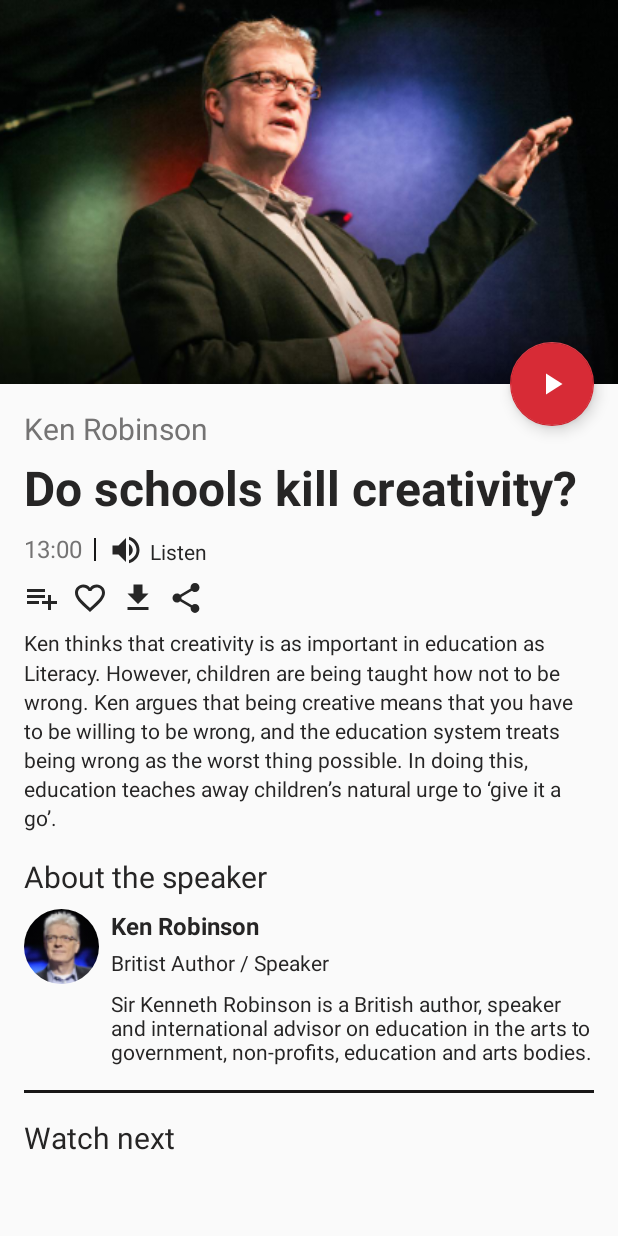
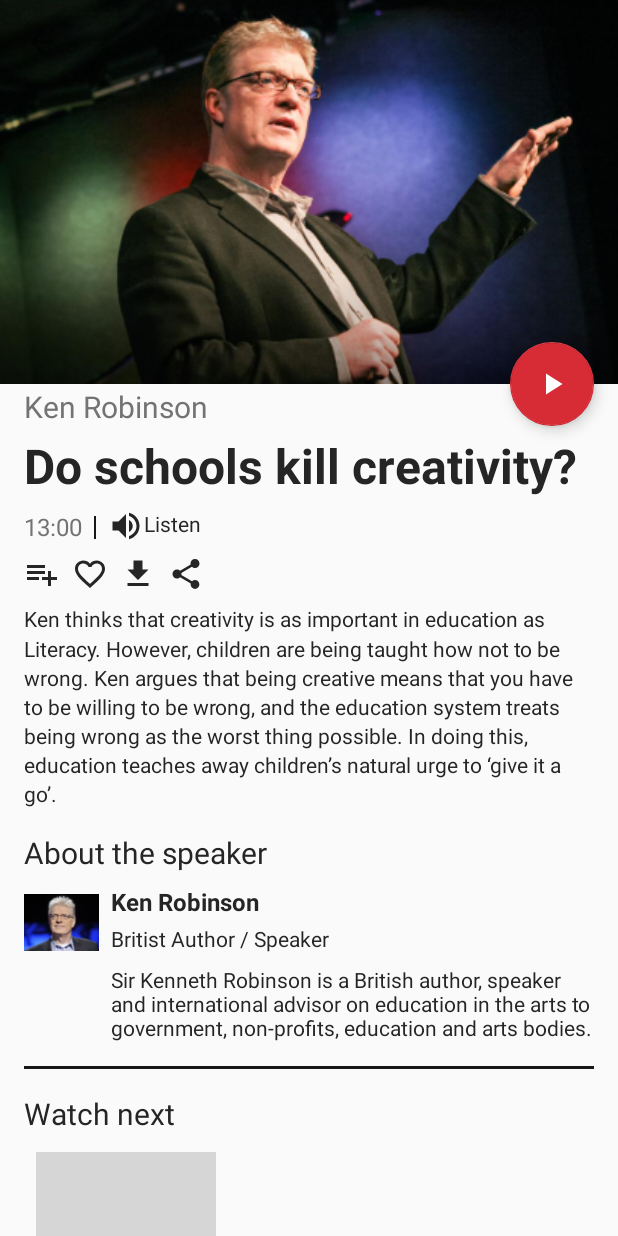
Before and after one commit to zawzaww/padc-assignments, an Android app: the TalkDetailsActivity screen opened directly, with no data from a screen before it, on a phone screen of 412 x 824 dp. Run offline under Robolectric (Android 15) with nearby library versions, the phone set to English and light mode, and no system bars; grey boxes are pictures that could not be loaded.

Commit message:
TED-Talks Assignment: add recycler view for watch next items

```diff
--- a/TED-Talks/app/build.gradle
+++ b/TED-Talks/app/build.gradle
@@ -23,7 +23,6 @@
     implementation 'com.android.support:appcompat-v7:27.0.2'
     implementation 'com.android.support.constraint:constraint-layout:1.0.2'
     implementation 'com.android.support:design:27.0.2'
-    implementation 'de.hdodenhof:circleimageview:2.2.0'
     testImplementation 'junit:junit:4.12'
     androidTestImplementation 'com.android.support.test:runner:1.0.1'
     androidTestImplementation 'com.android.support.test.espresso:espresso-core:3.0.2'
--- a/TED-Talks/app/src/main/java/com/zawzaw/tedtalksassignment/activities/TalkDetailsActivity.java
+++ b/TED-Talks/app/src/main/java/com/zawzaw/tedtalksassignment/activities/TalkDetailsActivity.java
@@ -1,7 +1,12 @@
 package com.zawzaw.tedtalksassignment.activities;
 
 import android.os.Bundle;
+import android.support.v7.widget.LinearLayoutManager;
+import android.support.v7.widget.RecyclerView;
+import android.support.v7.widget.Toolbar;
+
 import com.zawzaw.tedtalksassignment.R;
+import com.zawzaw.tedtalksassignment.adapters.WatchAdapter;
 
 public class TalkDetailsActivity extends BaseActivity {
 
@@ -9,6 +14,20 @@
     protected void onCreate(Bundle savedInstanceState) {
         super.onCreate(savedInstanceState);
         setContentView(R.layout.activity_talk_details);
+        Toolbar toolbar = findViewById(R.id.toolbar);
+        setSupportActionBar(toolbar);
+        if (getSupportActionBar() != null)
+        {
+            getSupportActionBar().setDisplayHomeAsUpEnabled(true);
+        }
+        getSupportActionBar().setDisplayShowTitleEnabled(false);
+        getSupportActionBar().setDisplayShowHomeEnabled(false);
+
+        RecyclerView rvWatchNext = findViewById(R.id.rv_watch_next);
+        WatchAdapter watchAdapter = new WatchAdapter();
+        rvWatchNext.setAdapter(watchAdapter);
+
+        rvWatchNext.setLayoutManager(new LinearLayoutManager(getApplicationContext(), LinearLayoutManager.VERTICAL, false));
 
     }
 }
--- /dev/null
+++ b/TED-Talks/app/src/main/java/com/zawzaw/tedtalksassignment/adapters/WatchAdapter.java
@@ -0,0 +1,32 @@
+package com.zawzaw.tedtalksassignment.adapters;
+
+import android.support.v7.widget.RecyclerView;
+import android.view.LayoutInflater;
+import android.view.View;
+import android.view.ViewGroup;
+
+import com.zawzaw.tedtalksassignment.R;
+import com.zawzaw.tedtalksassignment.viewholders.WatchViewHolder;
+
+public class WatchAdapter extends RecyclerView.Adapter {
+
+    @Override
+    public RecyclerView.ViewHolder onCreateViewHolder(ViewGroup parent, int viewType) {
+
+        LayoutInflater layoutInflater = LayoutInflater.from(parent.getContext());
+        View view = layoutInflater.inflate(R.layout.view_holder_itemwatch, parent, false);
+
+        return new WatchViewHolder(view);
+    }
+
+    @Override
+    public void onBindViewHolder(RecyclerView.ViewHolder holder, int position) {
+
+    }
+
+    @Override
+    public int getItemCount() {
+        return 3;
+    }
+
+}
--- a/TED-Talks/app/src/main/java/com/zawzaw/tedtalksassignment/viewholders/TalksViewHolder.java
+++ b/TED-Talks/app/src/main/java/com/zawzaw/tedtalksassignment/viewholders/TalksViewHolder.java
@@ -16,7 +16,6 @@
             @Override
             public void onClick(View v) {
                 mTalksDelegate.onTapTalks();
-
             }
         });
     }
--- /dev/null
+++ b/TED-Talks/app/src/main/java/com/zawzaw/tedtalksassignment/viewholders/WatchViewHolder.java
@@ -0,0 +1,12 @@
+package com.zawzaw.tedtalksassignment.viewholders;
+
+import android.support.v7.widget.RecyclerView;
+import android.view.View;
+
+public class WatchViewHolder extends RecyclerView.ViewHolder {
+
+    public WatchViewHolder(View itemView) {
+        super(itemView);
+    }
+
+}
--- a/TED-Talks/app/src/main/res/drawable/ic_share_black.xml
+++ b/TED-Talks/app/src/main/res/drawable/ic_share_black.xml
@@ -1,5 +1,10 @@
-<vector android:height="24dp" android:tint="#262626"
-    android:viewportHeight="24.0" android:viewportWidth="24.0"
-    android:width="24dp" xmlns:android="http://schemas.android.com/apk/res/android">
-    <path android:fillColor="#FF000000" android:pathData="M18,16.08c-0.76,0 -1.44,0.3 -1.96,0.77L8.91,12.7c0.05,-0.23 0.09,-0.46 0.09,-0.7s-0.04,-0.47 -0.09,-0.7l7.05,-4.11c0.54,0.5 1.25,0.81 2.04,0.81 1.66,0 3,-1.34 3,-3s-1.34,-3 -3,-3 -3,1.34 -3,3c0,0.24 0.04,0.47 0.09,0.7L8.04,9.81C7.5,9.31 6.79,9 6,9c-1.66,0 -3,1.34 -3,3s1.34,3 3,3c0.79,0 1.5,-0.31 2.04,-0.81l7.12,4.16c-0.05,0.21 -0.08,0.43 -0.08,0.65 0,1.61 1.31,2.92 2.92,2.92 1.61,0 2.92,-1.31 2.92,-2.92s-1.31,-2.92 -2.92,-2.92z"/>
+<vector xmlns:android="http://schemas.android.com/apk/res/android"
+    android:width="24dp"
+    android:height="24dp"
+    android:tint="#262626"
+    android:viewportHeight="24.0"
+    android:viewportWidth="24.0">
+    <path
+        android:fillColor="#FF000000"
+        android:pathData="M18,16.08c-0.76,0 -1.44,0.3 -1.96,0.77L8.91,12.7c0.05,-0.23 0.09,-0.46 0.09,-0.7s-0.04,-0.47 -0.09,-0.7l7.05,-4.11c0.54,0.5 1.25,0.81 2.04,0.81 1.66,0 3,-1.34 3,-3s-1.34,-3 -3,-3 -3,1.34 -3,3c0,0.24 0.04,0.47 0.09,0.7L8.04,9.81C7.5,9.31 6.79,9 6,9c-1.66,0 -3,1.34 -3,3s1.34,3 3,3c0.79,0 1.5,-0.31 2.04,-0.81l7.12,4.16c-0.05,0.21 -0.08,0.43 -0.08,0.65 0,1.61 1.31,2.92 2.92,2.92 1.61,0 2.92,-1.31 2.92,-2.92s-1.31,-2.92 -2.92,-2.92z" />
 </vector>
--- a/TED-Talks/app/src/main/res/layout/activity_talk_details.xml
+++ b/TED-Talks/app/src/main/res/layout/activity_talk_details.xml
@@ -94,8 +94,9 @@
                 android:layout_width="wrap_content"
                 android:layout_height="wrap_content"
                 android:layout_below="@+id/tv_title_name"
+                android:layout_toRightOf="@id/v_separator"
                 android:layout_marginTop="@dimen/margin_small"
-                android:layout_toRightOf="@id/v_separator"
+                android:paddingTop="@dimen/padding_one"
                 android:clickable="true"
                 android:orientation="horizontal">
 
@@ -103,17 +104,16 @@
                     android:id="@+id/iv_listen"
                     android:layout_width="wrap_content"
                     android:layout_height="wrap_content"
-                    android:layout_marginTop="@dimen/margin_small"
                     android:src="@drawable/ic_volume_up"
+                    android:paddingTop="@dimen/padding_one"
                     android:tint="@color/secondText" />
 
                 <TextView
                     android:id="@+id/tv_listen"
                     android:layout_width="wrap_content"
                     android:layout_height="wrap_content"
-                    android:layout_marginLeft="@dimen/margin_small"
-                    android:layout_marginTop="@dimen/margin_one"
                     android:text="Listen"
+                    android:paddingTop="@dimen/padding_two"
                     android:textColor="@color/secondText"
                     android:textSize="@dimen/text_regular" />
             </LinearLayout>
@@ -177,8 +177,8 @@
                 android:textColor="@color/secondText"
                 android:textSize="@dimen/text_regular_3x" />
 
-            <de.hdodenhof.circleimageview.CircleImageView
-                android:id="@+id/civ_profile_pic"
+            <ImageView
+                android:id="@+id/iv_profile_pic"
                 android:layout_width="50dp"
                 android:layout_height="50dp"
                 android:layout_alignLeft="@+id/tv_about_speaker"
@@ -190,9 +190,9 @@
                 android:id="@+id/tv_author_name"
                 android:layout_width="wrap_content"
                 android:layout_height="wrap_content"
-                android:layout_alignTop="@+id/civ_profile_pic"
+                android:layout_alignTop="@+id/iv_profile_pic"
                 android:layout_marginLeft="@dimen/margin_medium"
-                android:layout_toRightOf="@+id/civ_profile_pic"
+                android:layout_toRightOf="@+id/iv_profile_pic"
                 android:text="Ken Robinson"
                 android:textColor="@color/secondText"
                 android:textSize="@dimen/text_regular_2x"
@@ -205,7 +205,7 @@
                 android:layout_alignLeft="@id/tv_author_name"
                 android:layout_below="@+id/tv_author_name"
                 android:layout_marginTop="@dimen/margin_small"
-                android:layout_toRightOf="@+id/civ_profile_pic"
+                android:layout_toRightOf="@+id/iv_profile_pic"
                 android:text="Britist Author / Speaker"
                 android:textColor="@color/secondText"
                 android:textSize="@dimen/text_regular" />
@@ -227,8 +227,7 @@
                 android:layout_height="@dimen/divider_height"
                 android:layout_below="@+id/tv_author_description"
                 android:layout_marginTop="@dimen/margin_medium_2"
-                android:background="@color/dividers"
-                />
+                android:background="@color/dividers" />
 
             <TextView
                 android:id="@+id/tv_watch_next"
--- /dev/null
+++ b/TED-Talks/app/src/main/res/layout/view_holder_itemwatch.xml
@@ -0,0 +1,19 @@
+<?xml version="1.0" encoding="utf-8"?>
+<android.support.constraint.ConstraintLayout xmlns:android="http://schemas.android.com/apk/res/android"
+    xmlns:app="http://schemas.android.com/apk/res-auto"
+    xmlns:tools="http://schemas.android.com/tools"
+    android:layout_width="match_parent"
+    android:layout_height="wrap_content">
+
+    <ImageView
+        android:id="@+id/iv_watch_image"
+        android:layout_width="120dp"
+        android:layout_height="80dp"
+        android:layout_marginStart="8dp"
+        android:layout_marginTop="8dp"
+        app:layout_constraintStart_toStartOf="parent"
+        app:layout_constraintTop_toTopOf="parent"
+        android:scaleType="centerCrop"
+        app:srcCompat="@drawable/elonmusk" />
+
+</android.support.constraint.ConstraintLayout>
--- a/TED-Talks/app/src/main/res/values/colors.xml
+++ b/TED-Talks/app/src/main/res/values/colors.xml
@@ -9,4 +9,5 @@
     <color name="textWhite">#FFFFFF</color>
     <color name="icons">#FFFFFF</color>
     <color name="dividers">#181717</color>
+    <color name="bgBlack">#000000</color>
 </resources>
--- a/TED-Talks/app/src/main/res/values/dimens.xml
+++ b/TED-Talks/app/src/main/res/values/dimens.xml
@@ -36,5 +36,6 @@
     <dimen name="collapsing_bar_height">256dp</dimen>
     <dimen name="margin_one">7dp</dimen>
     <dimen name="divider_height">2dp</dimen>
-
+    <dimen name="padding_one">1dp</dimen>
+    <dimen name="padding_two">2dp</dimen>
 </resources>
--- a/TED-Talks/build.gradle
+++ b/TED-Talks/build.gradle
@@ -7,7 +7,7 @@
         jcenter()
     }
     dependencies {
-        classpath 'com.android.tools.build:gradle:3.1.2'
+        classpath 'com.android.tools.build:gradle:3.1.3'
 
 
         // NOTE: Do not place your application dependencies here; they belong
```
Also changed, not shown: TED-Talks/app/src/main/res/layout/view_holder_talks.xml (+0 -39 lines), TED-Talks/app/src/main/res/drawable-xxxhdpi/menu_icon.png (added).
